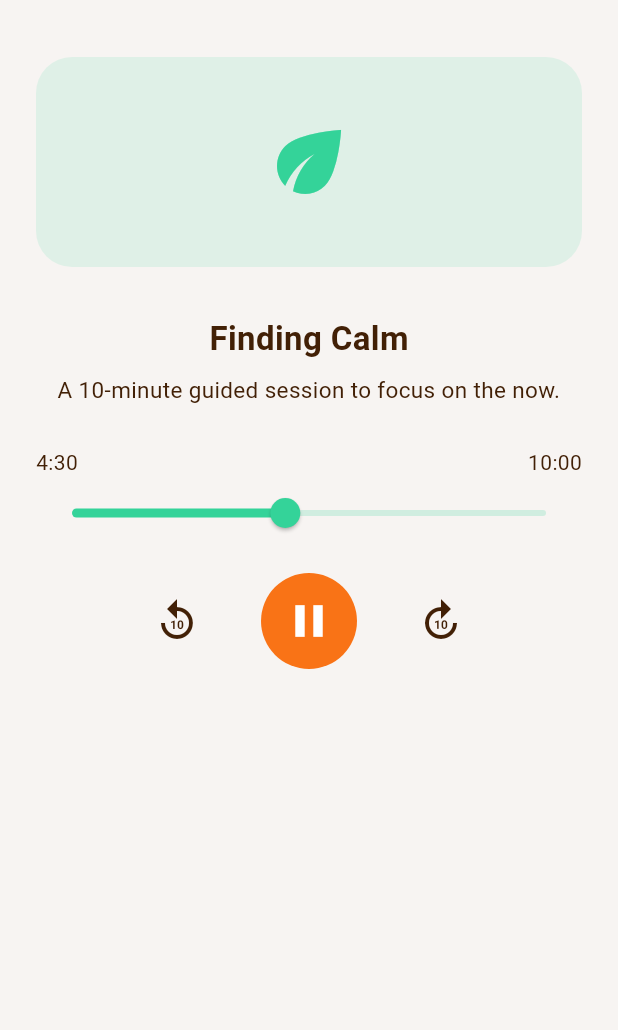
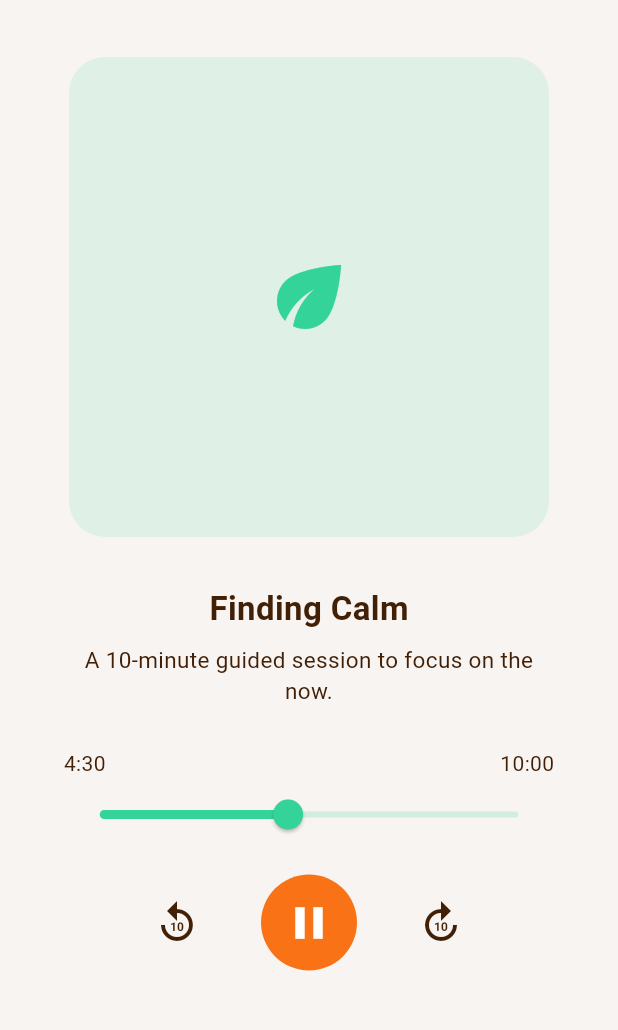
Before and after one commit to HooJunYong/Pawse, a Flutter app: the MeditationScreen screen opened directly, after a tap on "Begin Session", on a phone screen of 412 x 824 dp, the part 63-1093 px from its top. Run offline on Flutter 3.47's test engine with Material 3 defaults, Android fonts, the phone set to English and light mode, and no system bars; our stand-ins replace flutter_dotenv, image_picker; Roboto replaces fonts that are missing (Nunito).

```diff
--- /dev/null
+++ b/frontend/lib/screens/wellness/meditation_player_screen.dart
@@ -0,0 +1,116 @@
+import 'package:flutter/material.dart';
+
+import 'meditation_screen.dart';
+
+class MeditationPlayerScreen extends StatelessWidget {
+  const MeditationPlayerScreen({Key? key}) : super(key: key);
+
+  @override
+  Widget build(BuildContext context) {
+    return Scaffold(
+      backgroundColor: AppColors.beige,
+      appBar: AppBar(
+        backgroundColor: AppColors.beige,
+        elevation: 0,
+        leading: IconButton(
+          icon: const Icon(Icons.arrow_back, color: AppColors.darkBrown),
+          onPressed: () => Navigator.pop(context),
+        ),
+        title: const Text(
+          'Meditation',
+          style: TextStyle(
+            fontFamily: 'Nunito',
+            fontWeight: FontWeight.bold,
+            color: AppColors.darkBrown,
+          ),
+        ),
+        centerTitle: true,
+      ),
+      body: Center(
+        child: Container(
+          width: 375,
+          child: Padding(
+            padding: const EdgeInsets.all(24),
+            child: Column(
+              crossAxisAlignment: CrossAxisAlignment.center,
+              children: [
+                Container(
+                  width: 320,
+                  height: 320,
+                  decoration: BoxDecoration(
+                    color: AppColors.green.withOpacity(0.12),
+                    borderRadius: BorderRadius.circular(24),
+                  ),
+                  child: Center(
+                    child: Icon(Icons.eco, color: AppColors.green, size: 64),
+                  ),
+                ),
+                const SizedBox(height: 32),
+                const Text(
+                  'Finding Calm',
+                  style: TextStyle(
+                    fontFamily: 'Nunito',
+                    fontWeight: FontWeight.bold,
+                    fontSize: 22,
+                    color: AppColors.darkBrown,
+                  ),
+                ),
+                const SizedBox(height: 8),
+                const Text(
+                  'A 10-minute guided session to focus on the now.',
+                  style: TextStyle(
+                    fontFamily: 'Nunito',
+                    fontSize: 15,
+                    color: AppColors.darkBrown,
+                  ),
+                  textAlign: TextAlign.center,
+                ),
+                const SizedBox(height: 28),
+                // Progress bar
+                Row(
+                  mainAxisAlignment: MainAxisAlignment.spaceBetween,
+                  children: const [
+                    Text('4:30', style: TextStyle(fontFamily: 'Nunito', color: AppColors.darkBrown)),
+                    Text('10:00', style: TextStyle(fontFamily: 'Nunito', color: AppColors.darkBrown)),
+                  ],
+                ),
+                Slider(
+                  value: 4.5,
+                  min: 0,
+                  max: 10,
+                  activeColor: AppColors.green,
+                  inactiveColor: AppColors.green.withOpacity(0.2),
+                  onChanged: (v) {},
+                ),
+                const SizedBox(height: 16),
+                Row(
+                  mainAxisAlignment: MainAxisAlignment.center,
+                  children: [
+                    IconButton(
+                      icon: const Icon(Icons.replay_10, color: AppColors.darkBrown, size: 32),
+                      onPressed: () {},
+                    ),
+                    const SizedBox(width: 32),
+                    CircleAvatar(
+                      radius: 32,
+                      backgroundColor: AppColors.orange,
+                      child: IconButton(
+                        icon: const Icon(Icons.pause, color: Colors.white, size: 36),
+                        onPressed: () {},
+                      ),
+                    ),
+                    const SizedBox(width: 32),
+                    IconButton(
+                      icon: const Icon(Icons.forward_10, color: AppColors.darkBrown, size: 32),
+                      onPressed: () {},
+                    ),
+                  ],
+                ),
+              ],
+            ),
+          ),
+        ),
+      ),
+    );
+  }
+}
--- a/frontend/lib/screens/wellness/meditation_screen.dart
+++ b/frontend/lib/screens/wellness/meditation_screen.dart
@@ -1,11 +1,13 @@
 import 'package:flutter/material.dart';
+
+import 'meditation_player_screen.dart';
 
 // Theme and color constants (reuse from wellness page)
 class AppColors {
   static const Color beige = Color(0xFFF7F4F2);
   static const Color darkBrown = Color(0xFF422006);
   static const Color orange = Color(0xFFF97316);
-  static const Color lightOrange = Color(0xFFFFEDD5);
+  static const Color lightOrange = Color(0xFFFFF3E0); // Exact match for wellness recommender card
   static const Color green = Color(0xFF34D399);
   static const Color blue = Color(0xFF818CF8);
 }
@@ -34,7 +36,9 @@ class MeditationScreen extends StatelessWidget {
         ),
         centerTitle: true,
       ),
-      body: Padding(
+      body: Center(
+        child: Container(
+          width: 375,
           padding: const EdgeInsets.all(20),
           child: Column(
             crossAxisAlignment: CrossAxisAlignment.start,
@@ -42,10 +46,17 @@ class MeditationScreen extends StatelessWidget {
               // Today's Recommendation Card
               Container(
                 width: double.infinity,
-              padding: const EdgeInsets.all(20),
+                padding: const EdgeInsets.fromLTRB(20, 20, 20, 24),
                 decoration: BoxDecoration(
-                color: AppColors.lightOrange,
-                borderRadius: BorderRadius.circular(16),
+                  gradient: const LinearGradient(
+                    colors: [
+                      Color.fromRGBO(254, 215, 170, 1),
+                      Color.fromRGBO(254, 237, 213, 1),
+                    ],
+                    begin: Alignment.topLeft,
+                    end: Alignment.bottomRight,
+                  ),
+                  borderRadius: BorderRadius.circular(24),
                 ),
                 child: Column(
                   crossAxisAlignment: CrossAxisAlignment.start,
@@ -53,32 +64,32 @@ class MeditationScreen extends StatelessWidget {
                     const Text(
                       "Today's Recommendation",
                       style: TextStyle(
-                      fontSize: 16,
+                        fontSize: 19,
                         fontFamily: 'Nunito',
                         fontWeight: FontWeight.bold,
                         color: AppColors.darkBrown,
                       ),
                     ),
-                  const SizedBox(height: 8),
+                    const SizedBox(height: 10),
                     const Text(
                       'A 10-minute session on finding calm in the present moment.',
                       style: TextStyle(
-                      fontSize: 14,
+                        fontSize: 15,
                         fontFamily: 'Nunito',
                         color: AppColors.darkBrown,
                       ),
                     ),
-                  const SizedBox(height: 16),
-                  SizedBox(
-                    width: 160,
-                    child: ElevatedButton(
+                    const SizedBox(height: 22),
+                    Row(
+                      children: [
+                        ElevatedButton(
                           style: ElevatedButton.styleFrom(
-                        backgroundColor: AppColors.orange,
+                            backgroundColor: AppColors.darkBrown,
                             shape: RoundedRectangleBorder(
-                          borderRadius: BorderRadius.circular(12),
+                              borderRadius: BorderRadius.circular(14),
                             ),
                             elevation: 0,
-                        padding: const EdgeInsets.symmetric(vertical: 10),
+                            padding: const EdgeInsets.symmetric(horizontal: 18, vertical: 10),
                           ),
                           onPressed: () {
                             Navigator.push(
@@ -89,7 +100,6 @@ class MeditationScreen extends StatelessWidget {
                             );
                           },
                           child: Row(
-                        mainAxisAlignment: MainAxisAlignment.center,
                             children: const [
                               Text(
                                 'Begin Session',
@@ -97,14 +107,15 @@ class MeditationScreen extends StatelessWidget {
                                   fontFamily: 'Nunito',
                                   fontWeight: FontWeight.bold,
                                   color: Colors.white,
-                              fontSize: 15,
+                                  fontSize: 16,
                                 ),
                               ),
-                          SizedBox(width: 6),
-                          Icon(Icons.play_arrow, color: Colors.white, size: 20),
+                              SizedBox(width: 8),
+                              Icon(Icons.arrow_forward, color: Colors.white, size: 22),
                             ],
                           ),
                         ),
+                      ],
                     ),
                   ],
                 ),
@@ -157,6 +168,7 @@ class MeditationScreen extends StatelessWidget {
                 ),
               ),
             ],
+          ),
         ),
       ),
     );
@@ -221,111 +233,3 @@ class MeditationLibraryTile extends StatelessWidget {
     );
   }
 }
-
-class MeditationPlayerScreen extends StatelessWidget {
-  const MeditationPlayerScreen({Key? key}) : super(key: key);
-
-  @override
-  Widget build(BuildContext context) {
-    return Scaffold(
-      backgroundColor: AppColors.beige,
-      appBar: AppBar(
-        backgroundColor: AppColors.beige,
-        elevation: 0,
-        leading: IconButton(
-          icon: const Icon(Icons.arrow_back, color: AppColors.darkBrown),
-          onPressed: () => Navigator.pop(context),
-        ),
-        title: const Text(
-          'Meditation',
-          style: TextStyle(
-            fontFamily: 'Nunito',
-            fontWeight: FontWeight.bold,
-            color: AppColors.darkBrown,
-          ),
-        ),
-        centerTitle: true,
-      ),
-      body: Padding(
-        padding: const EdgeInsets.all(24),
-        child: Column(
-          crossAxisAlignment: CrossAxisAlignment.center,
-          children: [
-            Container(
-              width: double.infinity,
-              height: 140,
-              decoration: BoxDecoration(
-                color: AppColors.green.withOpacity(0.12),
-                borderRadius: BorderRadius.circular(24),
-              ),
-              child: const Center(
-                child: Icon(Icons.eco, color: AppColors.green, size: 64),
-              ),
-            ),
-            const SizedBox(height: 32),
-            const Text(
-              'Finding Calm',
-              style: TextStyle(
-                fontFamily: 'Nunito',
-                fontWeight: FontWeight.bold,
-                fontSize: 22,
-                color: AppColors.darkBrown,
-              ),
-            ),
-            const SizedBox(height: 8),
-            const Text(
-              'A 10-minute guided session to focus on the now.',
-              style: TextStyle(
-                fontFamily: 'Nunito',
-                fontSize: 15,
-                color: AppColors.darkBrown,
-              ),
-              textAlign: TextAlign.center,
-            ),
-            const SizedBox(height: 28),
-            // Progress bar
-            Row(
-              mainAxisAlignment: MainAxisAlignment.spaceBetween,
-              children: const [
-                Text('4:30', style: TextStyle(fontFamily: 'Nunito', color: AppColors.darkBrown)),
-                Text('10:00', style: TextStyle(fontFamily: 'Nunito', color: AppColors.darkBrown)),
-              ],
-            ),
-            Slider(
-              value: 4.5,
-              min: 0,
-              max: 10,
-              activeColor: AppColors.green,
-              inactiveColor: AppColors.green.withOpacity(0.2),
-              onChanged: (v) {},
-            ),
-            const SizedBox(height: 16),
-            Row(
-              mainAxisAlignment: MainAxisAlignment.center,
-              children: [
-                IconButton(
-                  icon: const Icon(Icons.replay_10, color: AppColors.darkBrown, size: 32),
-                  onPressed: () {},
-                ),
-                const SizedBox(width: 32),
-                CircleAvatar(
-                  radius: 32,
-                  backgroundColor: AppColors.orange,
-                  child: IconButton(
-                    icon: const Icon(Icons.pause, color: Colors.white, size: 36),
-                    onPressed: () {},
-                  ),
-                ),
-                const SizedBox(width: 32),
-                IconButton(
-                  icon: const Icon(Icons.forward_10, color: AppColors.darkBrown, size: 32),
-                  onPressed: () {},
-                ),
-              ],
-            ),
-          ],
-        ),
-      ),
-    );
-  }
-}
```
Also changed, not shown: frontend/lib/screens/therapist/manage_schedule_screen.dart (+0 -11 lines), frontend/lib/screens/wellness/breathing_list_screen.dart (added, +119 -0 lines), frontend/lib/screens/wellness/breathing_player_screen.dart (added, +89 -0 lines), frontend/lib/screens/wellness/wellness_screen.dart (+8 -1 lines). Lines whose indentation alone changed are shown as unchanged.
